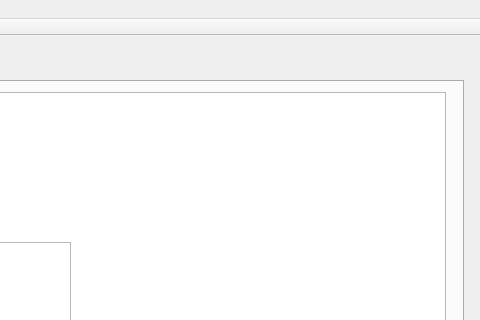
This is mainwindow.ui in orgaArchivos/gbd as Qt 5 draws it before an edit; both pictures show x 357 to 837 and y 0 to 320 of the 837 by 544 pixel window. The edited form follows.
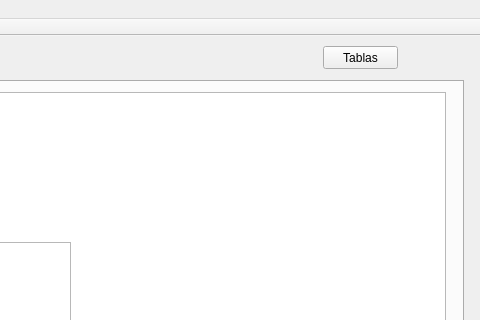
This is the edited form. Icons and pictures are not drawn.

The edit to the form file:
```diff
--- a/mainwindow.ui
+++ b/mainwindow.ui
@@ -101,6 +101,19 @@
      </rect>
     </property>
    </widget>
+   <widget class="QPushButton" name="pushButton">
+    <property name="geometry">
+     <rect>
+      <x>680</x>
+      <y>10</y>
+      <width>75</width>
+      <height>23</height>
+     </rect>
+    </property>
+    <property name="text">
+     <string>Tablas</string>
+    </property>
+   </widget>
   </widget>
   <widget class="QMenuBar" name="menuBar">
    <property name="geometry">
```
